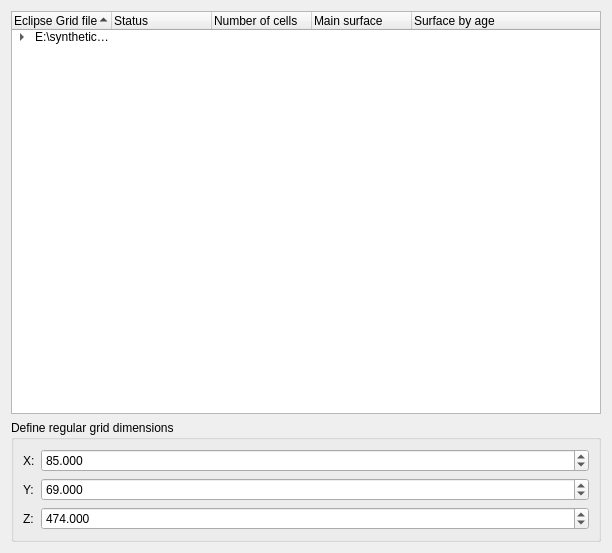
feliperails/syntheticseis, file console/EclipseGridImportPage.ui: the form before one commit.
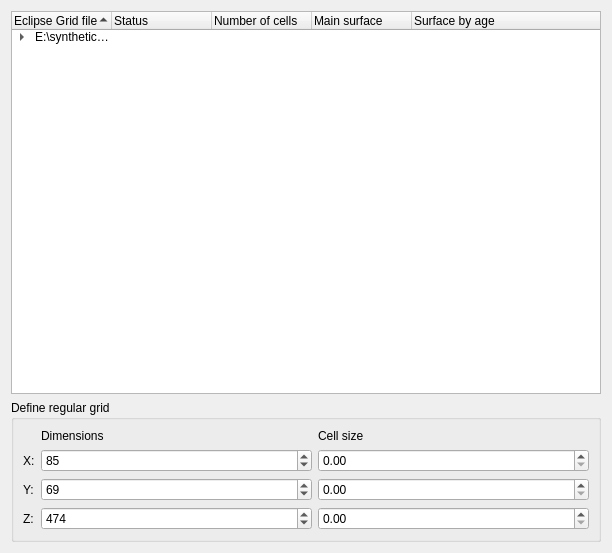
The form after the commit.

Diff of the .ui file:
```diff
--- a/console/EclipseGridImportPage.ui
+++ b/console/EclipseGridImportPage.ui
@@ -172,17 +172,47 @@
       </sizepolicy>
      </property>
      <property name="title">
-      <string>Define regular grid dimensions</string>
+      <string>Define regular grid</string>
      </property>
      <layout class="QGridLayout" name="gridLayout_2">
-      <item row="0" column="0">
+      <item row="3" column="1">
+       <widget class="QDoubleSpinBox" name="regularGridZDimensionDoubleSpinBox">
+        <property name="decimals">
+         <number>0</number>
+        </property>
+        <property name="maximum">
+         <double>1000000.000000000000000</double>
+        </property>
+        <property name="value">
+         <double>474.000000000000000</double>
+        </property>
+       </widget>
+      </item>
+      <item row="2" column="2">
+       <widget class="QDoubleSpinBox" name="regularGridYCellSizeDoubleSpinBox">
+        <property name="sizePolicy">
+         <sizepolicy hsizetype="MinimumExpanding" vsizetype="Fixed">
+          <horstretch>0</horstretch>
+          <verstretch>0</verstretch>
+         </sizepolicy>
+        </property>
+       </widget>
+      </item>
+      <item row="3" column="0">
+       <widget class="QLabel" name="label_6">
+        <property name="text">
+         <string>Z:</string>
+        </property>
+       </widget>
+      </item>
+      <item row="1" column="0">
        <widget class="QLabel" name="label_4">
         <property name="text">
          <string>X:</string>
         </property>
        </widget>
       </item>
-      <item row="0" column="1">
+      <item row="1" column="1">
        <widget class="QDoubleSpinBox" name="regularGridXDimensionDoubleSpinBox">
         <property name="sizePolicy">
          <sizepolicy hsizetype="MinimumExpanding" vsizetype="Fixed">
@@ -191,7 +221,7 @@
          </sizepolicy>
         </property>
         <property name="decimals">
-         <number>3</number>
+         <number>0</number>
         </property>
         <property name="maximum">
          <double>1000000.000000000000000</double>
@@ -201,17 +231,37 @@
         </property>
        </widget>
       </item>
-      <item row="1" column="0">
+      <item row="2" column="0">
        <widget class="QLabel" name="label_5">
         <property name="text">
          <string>Y:</string>
         </property>
        </widget>
       </item>
-      <item row="1" column="1">
+      <item row="1" column="2">
+       <widget class="QDoubleSpinBox" name="regularGridXCellSizeDoubleSpinBox">
+        <property name="sizePolicy">
+         <sizepolicy hsizetype="MinimumExpanding" vsizetype="Fixed">
+          <horstretch>0</horstretch>
+          <verstretch>0</verstretch>
+         </sizepolicy>
+        </property>
+       </widget>
+      </item>
+      <item row="3" column="2">
+       <widget class="QDoubleSpinBox" name="regularGridZCellSizeDoubleSpinBox">
+        <property name="sizePolicy">
+         <sizepolicy hsizetype="MinimumExpanding" vsizetype="Fixed">
+          <horstretch>0</horstretch>
+          <verstretch>0</verstretch>
+         </sizepolicy>
+        </property>
+       </widget>
+      </item>
+      <item row="2" column="1">
        <widget class="QDoubleSpinBox" name="regularGridYDimensionDoubleSpinBox">
         <property name="decimals">
-         <number>3</number>
+         <number>0</number>
         </property>
         <property name="maximum">
          <double>1000000.000000000000000</double>
@@ -221,23 +271,17 @@
         </property>
        </widget>
       </item>
-      <item row="2" column="0">
-       <widget class="QLabel" name="label_6">
+      <item row="0" column="1">
+       <widget class="QLabel" name="label">
         <property name="text">
-         <string>Z:</string>
+         <string>Dimensions</string>
         </property>
        </widget>
       </item>
-      <item row="2" column="1">
-       <widget class="QDoubleSpinBox" name="regularGridZDimensionDoubleSpinBox">
-        <property name="decimals">
-         <number>3</number>
-        </property>
-        <property name="maximum">
-         <double>1000000.000000000000000</double>
-        </property>
-        <property name="value">
-         <double>474.000000000000000</double>
+      <item row="0" column="2">
+       <widget class="QLabel" name="label_2">
+        <property name="text">
+         <string>Cell size</string>
         </property>
        </widget>
       </item>
```
